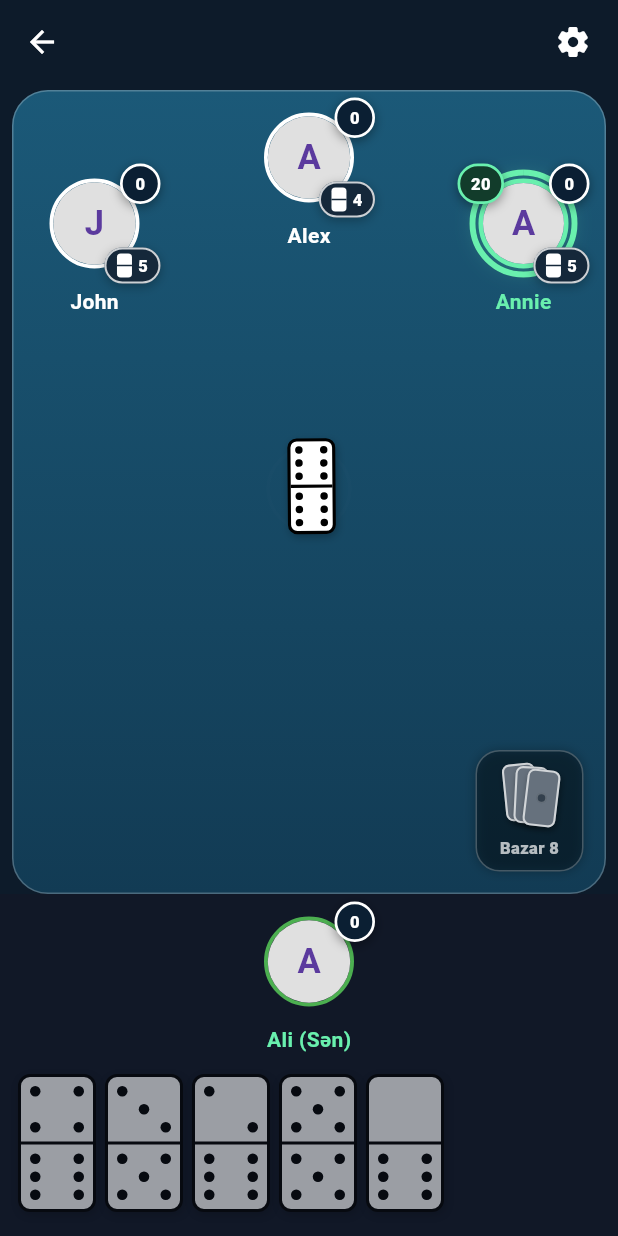
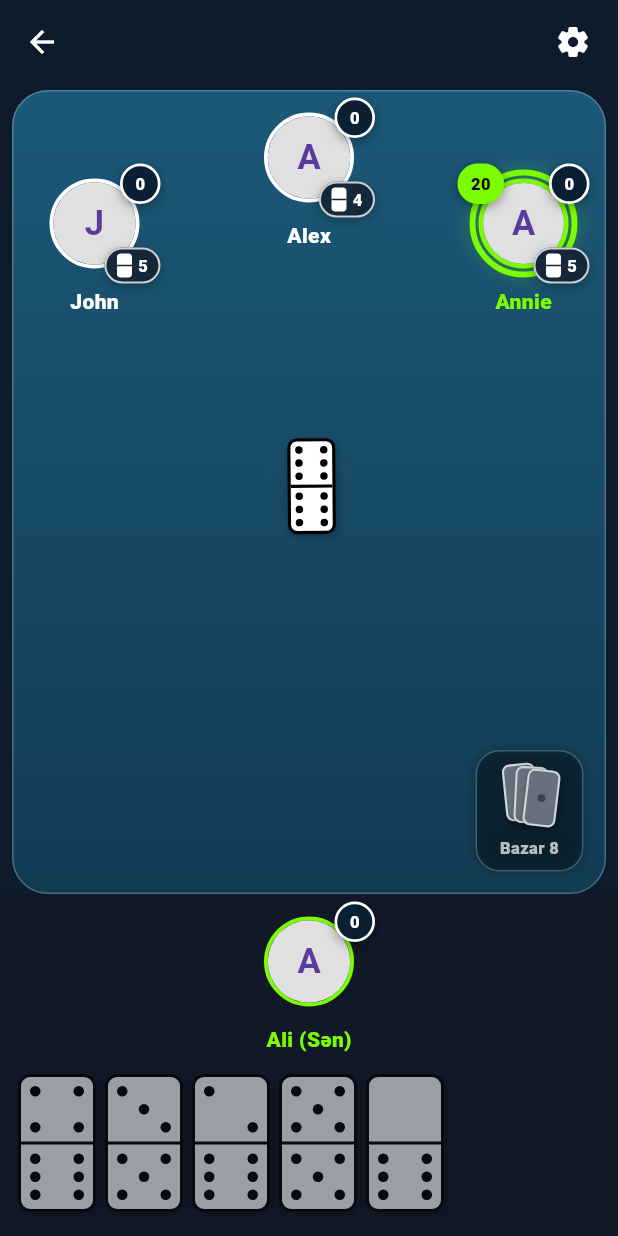
Before and after one commit to theyali/domino_app, a Flutter app: the GameScreen screen opened directly with empty values, on a phone screen of 412 x 824 dp. Run offline on Flutter 3.47's test engine with Material 3 defaults, Android fonts, the light colour scheme and no system bars; our stand-ins replace audioplayers, qr_flutter, shared_preferences; accounts and stored records are empty.

Commit message:
Use lime accent for player timer and avatar

```diff
--- a/lib/widgets/player_avatar.dart
+++ b/lib/widgets/player_avatar.dart
@@ -11,6 +11,7 @@ import '../services/emotion_realtime_service.dart';
 import '../services/gift_realtime_service.dart';
 import '../services/gift_service.dart';
 import '../services/player_avatar_registry.dart';
+import '../theme/app_colors.dart';
 import 'emotion_picker_sheet.dart';
 import 'gift_flight_animation.dart';
 import 'multiplayer_gift_sheet.dart';
@@ -295,16 +296,12 @@ class _PlayerAvatarState extends State<PlayerAvatar> {
   @override
   Widget build(BuildContext context) {
     final player = widget.player;
-    final avatarBorderColor = widget.isActive
-        ? Colors.greenAccent
-        : player.isMe
-            ? Colors.green
-            : Colors.white;
-    final nameColor = widget.isActive
-        ? Colors.greenAccent
-        : player.isMe
-            ? Colors.greenAccent
-            : Colors.white;
+    final avatarBorderColor = widget.isActive || player.isMe
+        ? AppColors.lime
+        : Colors.white;
+    final nameColor = widget.isActive || player.isMe
+        ? AppColors.lime
+        : Colors.white;
     final avatarLetter = player.name.trim().isEmpty
         ? '?'
         : player.name.trim().substring(0, 1).toUpperCase();
@@ -347,7 +344,7 @@ class _PlayerAvatarState extends State<PlayerAvatar> {
                               strokeWidth: 4,
                               backgroundColor: Colors.black.withValues(alpha: 0.30),
                               valueColor: const AlwaysStoppedAnimation<Color>(
-                                Colors.greenAccent,
+                                AppColors.lime,
                               ),
                             ),
                           ),
@@ -363,9 +360,9 @@ class _PlayerAvatarState extends State<PlayerAvatar> {
                             boxShadow: widget.isActive
                                 ? [
                                     BoxShadow(
-                                      color: Colors.greenAccent.withValues(alpha: 0.28),
-                                      blurRadius: 12,
-                                      spreadRadius: 1,
+                                      color: AppColors.lime.withValues(alpha: 0.34),
+                                      blurRadius: 14,
+                                      spreadRadius: 2,
                                     ),
                                   ]
                                 : null,
@@ -403,8 +400,9 @@ class _PlayerAvatarState extends State<PlayerAvatar> {
                     child: _RoundBadge(
                       text: '${widget.turnSecondsLeft}',
                       minWidth: 31,
-                      backgroundColor: const Color(0xFF123C2B),
-                      borderColor: Colors.greenAccent,
+                      backgroundColor: AppColors.lime,
+                      borderColor: AppColors.lime,
+                      textColor: Colors.black,
                     ),
                   ),
                 if (!player.isMe)
@@ -481,7 +479,7 @@ class _PlayerAvatarState extends State<PlayerAvatar> {
             style: TextStyle(
               color: nameColor,
               fontSize: 14,
-              fontWeight: FontWeight.w700,
+              fontWeight: FontWeight.w800,
             ),
           ),
         ],
@@ -624,12 +622,14 @@ class _RoundBadge extends StatelessWidget {
   final double minWidth;
   final Color backgroundColor;
   final Color borderColor;
+  final Color textColor;
 
   const _RoundBadge({
     required this.text,
     required this.minWidth,
     required this.backgroundColor,
     required this.borderColor,
+    this.textColor = Colors.white,
   });
 
   @override
@@ -653,10 +653,10 @@ class _RoundBadge extends StatelessWidget {
       alignment: Alignment.center,
       child: Text(
         text,
-        style: const TextStyle(
-          color: Colors.white,
+        style: TextStyle(
+          color: textColor,
           fontSize: 11,
-          fontWeight: FontWeight.w800,
+          fontWeight: FontWeight.w900,
         ),
       ),
     );
```
